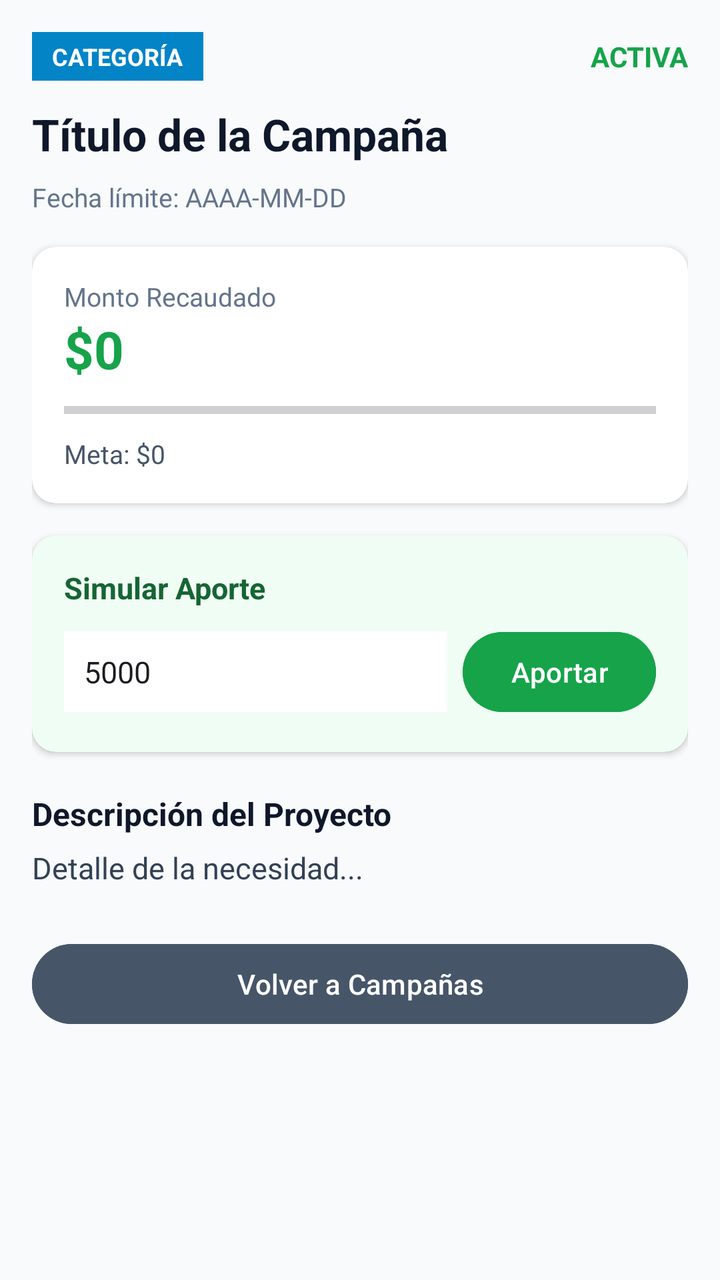
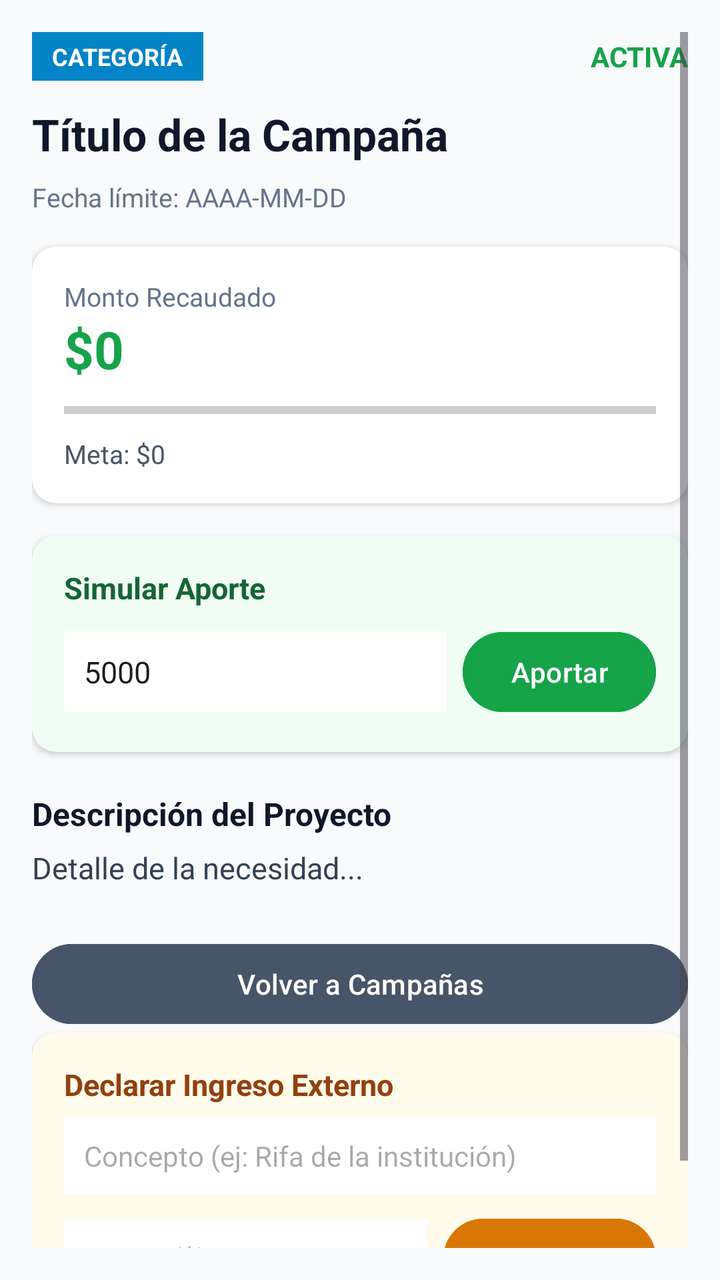

An Android layout rendered at two revisions. The XML below is the earlier revision; the diff shows what the commit changed to produce the second picture.
<!-- AndroidManifest.xml: application theme Theme.AporteMobile -->
<!-- res/layout/detalle_campana.xml -->
<?xml version="1.0" encoding="utf-8"?>
<ScrollView xmlns:android="http://schemas.android.com/apk/res/android"
    xmlns:app="http://schemas.android.com/apk/res-auto"
    android:layout_width="match_parent"
    android:layout_height="match_parent"
    android:background="#F8FAFC"
    android:padding="16dp">

    <LinearLayout
        android:layout_width="match_parent"
        android:layout_height="wrap_content"
        android:orientation="vertical">

        <LinearLayout
            android:layout_width="match_parent"
            android:layout_height="wrap_content"
            android:orientation="horizontal"
            android:gravity="center_vertical"
            android:layout_marginBottom="12dp">

            <TextView
                android:id="@+id/tvDetalleCategoria"
                android:layout_width="wrap_content"
                android:layout_height="wrap_content"
                android:background="#0284C7"
                android:textColor="#FFFFFF"
                android:textStyle="bold"
                android:textSize="12sp"
                android:paddingHorizontal="10dp"
                android:paddingVertical="4dp"
                android:text="CATEGORÍA" />

            <View
                android:layout_width="0dp"
                android:layout_height="0dp"
                android:layout_weight="1" />

            <TextView
                android:id="@+id/tvDetalleEstado"
                android:layout_width="wrap_content"
                android:layout_height="wrap_content"
                android:textColor="#16A34A"
                android:textStyle="bold"
                android:textSize="14sp"
                android:text="ACTIVA" />
        </LinearLayout>

        <TextView
            android:id="@+id/tvDetalleTitulo"
            android:layout_width="match_parent"
            android:layout_height="wrap_content"
            android:textSize="22sp"
            android:textStyle="bold"
            android:textColor="#0F172A"
            android:layout_marginBottom="8dp"
            android:text="Título de la Campaña" />

        <TextView
            android:id="@+id/tvDetalleFechaLimite"
            android:layout_width="match_parent"
            android:layout_height="wrap_content"
            android:textColor="#64748B"
            android:textSize="13sp"
            android:layout_marginBottom="16dp"
            android:text="Fecha límite: AAAA-MM-DD" />

        <androidx.cardview.widget.CardView
            android:layout_width="match_parent"
            android:layout_height="wrap_content"
            android:layout_marginBottom="16dp"
            app:cardCornerRadius="12dp"
            app:cardElevation="2dp">

            <LinearLayout
                android:layout_width="match_parent"
                android:layout_height="wrap_content"
                android:orientation="vertical"
                android:padding="16dp">

                <TextView
                    android:layout_width="wrap_content"
                    android:layout_height="wrap_content"
                    android:text="Monto Recaudado"
                    android:textColor="#64748B"
                    android:textSize="13sp" />

                <TextView
                    android:id="@+id/tvDetalleRecaudado"
                    android:layout_width="wrap_content"
                    android:layout_height="wrap_content"
                    android:textSize="26sp"
                    android:textStyle="bold"
                    android:textColor="#16A34A"
                    android:text="$0" />

                <ProgressBar
                    android:id="@+id/pbDetalleProgreso"
                    style="?android:attr/progressBarStyleHorizontal"
                    android:layout_width="match_parent"
                    android:layout_height="10dp"
                    android:layout_marginTop="8dp"
                    android:layout_marginBottom="8dp"
                    android:max="100" />

                <TextView
                    android:id="@+id/tvDetalleMeta"
                    android:layout_width="wrap_content"
                    android:layout_height="wrap_content"
                    android:textColor="#475569"
                    android:textSize="13sp"
                    android:text="Meta: $0" />
            </LinearLayout>
        </androidx.cardview.widget.CardView>

        <androidx.cardview.widget.CardView
            android:layout_width="match_parent"
            android:layout_height="wrap_content"
            android:layout_marginBottom="20dp"
            app:cardCornerRadius="12dp"
            app:cardBackgroundColor="#F0FDF4"
            app:cardElevation="2dp">

            <LinearLayout
                android:layout_width="match_parent"
                android:layout_height="wrap_content"
                android:orientation="vertical"
                android:padding="16dp">

                <TextView
                    android:layout_width="wrap_content"
                    android:layout_height="wrap_content"
                    android:text="Simular Aporte"
                    android:textColor="#166534"
                    android:textStyle="bold"
                    android:textSize="15sp"
                    android:layout_marginBottom="8dp" />

                <LinearLayout
                    android:layout_width="match_parent"
                    android:layout_height="wrap_content"
                    android:orientation="horizontal"
                    android:gravity="center_vertical">

                    <EditText
                        android:id="@+id/etMontoAporte"
                        android:layout_width="0dp"
                        android:layout_height="wrap_content"
                        android:layout_weight="1"
                        android:hint="Monto ($)"
                        android:inputType="number"
                        android:text="5000"
                        android:background="#FFFFFF"
                        android:padding="10dp"
                        android:textSize="15sp"
                        android:layout_marginEnd="8dp"/>

                    <Button
                        android:id="@+id/btnAportar"
                        android:layout_width="wrap_content"
                        android:layout_height="wrap_content"
                        android:text="Aportar"
                        android:backgroundTint="#16A34A"
                        android:textColor="#FFFFFF" />
                </LinearLayout>
            </LinearLayout>
        </androidx.cardview.widget.CardView>

        <TextView
            android:layout_width="wrap_content"
            android:layout_height="wrap_content"
            android:text="Descripción del Proyecto"
            android:textColor="#0F172A"
            android:textStyle="bold"
            android:textSize="16sp"
            android:layout_marginBottom="6dp" />

        <TextView
            android:id="@+id/tvDetalleDescripcion"
            android:layout_width="match_parent"
            android:layout_height="wrap_content"
            android:textColor="#334155"
            android:textSize="15sp"
            android:lineSpacingExtra="4dp"
            android:layout_marginBottom="24dp"
            android:text="Detalle de la necesidad..." />

        <Button
            android:id="@+id/btnVolver"
            android:layout_width="match_parent"
            android:layout_height="wrap_content"
            android:text="Volver a Campañas"
            android:backgroundTint="#475569"
            android:textColor="#FFFFFF" />

    </LinearLayout>
</ScrollView>
<!-- resources referenced by this layout -->
<resources>
  <style name="Theme.AporteMobile" parent="Base.Theme.AporteMobile" />
  <style name="Base.Theme.AporteMobile" parent="Theme.Material3.DayNight.NoActionBar">
          
          
      </style>
</resources>

<!-- the commit's change to res/layout/detalle_campana.xml (unified diff, before → after) -->
@@ -192,5 +192,68 @@
             android:backgroundTint="#475569"
             android:textColor="#FFFFFF" />
 
+        <androidx.cardview.widget.CardView
+            android:layout_width="match_parent"
+            android:layout_height="wrap_content"
+            android:layout_marginBottom="20dp"
+            app:cardCornerRadius="12dp"
+            app:cardBackgroundColor="#FFFBEB"
+            app:cardElevation="2dp">
+
+            <LinearLayout
+                android:layout_width="match_parent"
+                android:layout_height="wrap_content"
+                android:orientation="vertical"
+                android:padding="16dp">
+
+                <TextView
+                    android:layout_width="wrap_content"
+                    android:layout_height="wrap_content"
+                    android:text="Declarar Ingreso Externo"
+                    android:textColor="#92400E"
+                    android:textStyle="bold"
+                    android:textSize="15sp"
+                    android:layout_marginBottom="6dp" />
+
+                <EditText
+                    android:id="@+id/etConceptoIngresoExterno"
+                    android:layout_width="match_parent"
+                    android:layout_height="wrap_content"
+                    android:hint="Concepto (ej: Rifa de la institución)"
+                    android:inputType="textCapSentences"
+                    android:background="#FFFFFF"
+                    android:padding="10dp"
+                    android:textSize="14sp"
+                    android:layout_marginBottom="8dp"/>
+
+                <LinearLayout
+                    android:layout_width="match_parent"
+                    android:layout_height="wrap_content"
+                    android:orientation="horizontal"
+                    android:gravity="center_vertical">
+
+                    <EditText
+                        android:id="@+id/etMontoIngresoExterno"
+                        android:layout_width="0dp"
+                        android:layout_height="wrap_content"
+                        android:layout_weight="1"
+                        android:hint="Monto ($)"
+                        android:inputType="number"
+                        android:background="#FFFFFF"
+                        android:padding="10dp"
+                        android:textSize="14sp"
+                        android:layout_marginEnd="8dp"/>
+
+                    <Button
+                        android:id="@+id/btnGuardarIngresoExterno"
+                        android:layout_width="wrap_content"
+                        android:layout_height="wrap_content"
+                        android:text="Registrar"
+                        android:backgroundTint="#D97706"
+                        android:textColor="#FFFFFF" />
+                </LinearLayout>
+            </LinearLayout>
+        </androidx.cardview.widget.CardView>
+
     </LinearLayout>
 </ScrollView>
